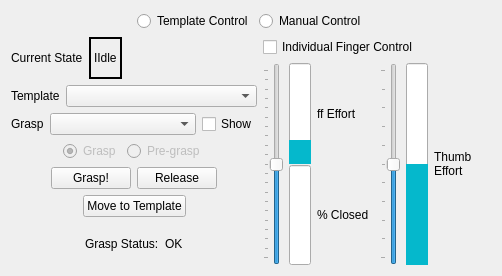
This is vigir_ocs_grasp_widget/src/graspWidget.ui in team-vigir/vigir_ocs_common as Qt 5 draws it before an edit. The edited form follows.
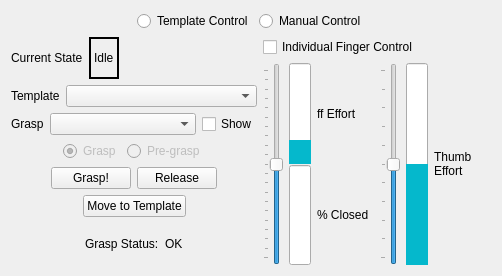
This is the edited form.

Commit message: - added pre-grasp and grasp options - started necessary modifications for individual finger control

Diff of the .ui file:
```diff
--- a/vigir_ocs_grasp_widget/src/graspWidget.ui
+++ b/vigir_ocs_grasp_widget/src/graspWidget.ui
@@ -84,7 +84,7 @@
              <enum>QFrame::WinPanel</enum>
             </property>
             <property name="text">
-             <string>IIdle</string>
+             <string>Idle</string>
             </property>
             <property name="textInteractionFlags">
              <set>Qt::NoTextInteraction</set>
```
The commit also changes 1 other file.
